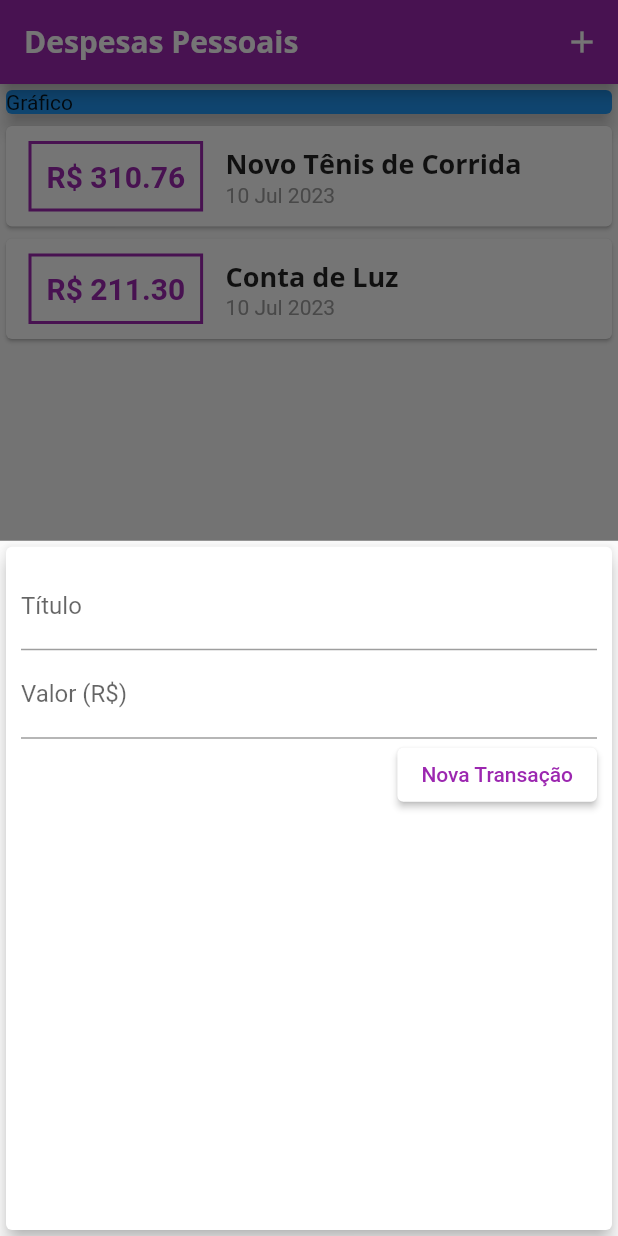
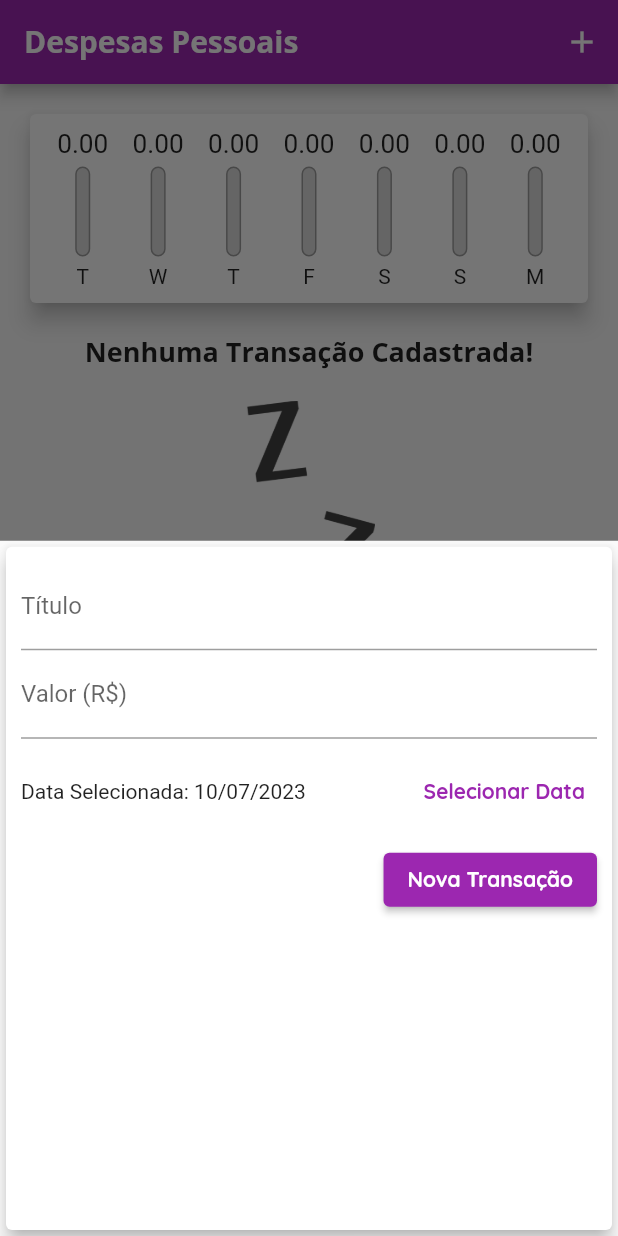
Before and after one commit to sergiomnds/personal-expenses-flutter, a Flutter app: the screen it shows after launch, after a tap on the "add" icon, on a phone screen of 412 x 824 dp. Run offline on Flutter 3.47's test engine with Material 2 defaults, Android fonts, the phone set to English and light mode, and no system bars; missing offline and left inert: dart:js_interop.

Commit message:
grafico, melhoria no modal, na lista

```diff
--- /dev/null
+++ b/lib/components/chart.dart
@@ -0,0 +1,67 @@
+import 'package:flutter/material.dart';
+import 'package:intl/intl.dart';
+import 'package:personal_expenses/components/chart_bar.dart';
+import '../models/transaction.dart';
+
+class Chart extends StatelessWidget {
+  final List<Transaction> recentTransaction;
+
+  const Chart(this.recentTransaction, {Key? key}) : super(key: key);
+
+  List<Map<String, Object>> get groupedTransactions {
+    return List.generate(7, (index) {
+      final weekDay = DateTime.now().subtract(
+        Duration(days: index),
+      );
+
+      double totalSum = 0.0;
+
+      for (var i = 0; i < recentTransaction.length; i++) {
+        bool sameDay = recentTransaction[i].date.day == weekDay.day;
+        bool sameMonth = recentTransaction[i].date.month == weekDay.month;
+        bool sameYear = recentTransaction[i].date.year == weekDay.year;
+
+        if (sameDay && sameMonth && sameYear) {
+          totalSum += recentTransaction[i].value;
+        }
+      }
+      return {
+        'day': DateFormat.E().format(weekDay)[0],
+        'value': totalSum,
+      };
+    }).reversed.toList();
+  }
+
+  double get _weekTotalValue {
+    return groupedTransactions.fold(0.0, (sum, tr) {
+      return sum + (tr['value'] as double);
+    });
+  }
+
+  @override
+  Widget build(BuildContext context) {
+    groupedTransactions;
+    return Card(
+      elevation: 6,
+      margin: const EdgeInsets.all(20),
+      child: Padding(
+        padding: const EdgeInsets.all(10),
+        child: Row(
+          mainAxisAlignment: MainAxisAlignment.spaceAround,
+          children: groupedTransactions.map((tr) {
+            return Flexible(
+              fit: FlexFit.tight,
+              child: ChartBar(
+                label: tr['day'] as String,
+                value: tr['value'] as double,
+                percentage: _weekTotalValue == 0
+                    ? 0
+                    : (tr['value'] as double) / _weekTotalValue,
+              ),
+            );
+          }).toList(),
+        ),
+      ),
+    );
+  }
+}
--- /dev/null
+++ b/lib/components/chart_bar.dart
@@ -0,0 +1,59 @@
+import 'package:flutter/material.dart';
+
+class ChartBar extends StatelessWidget {
+  final String? label;
+  final double? value;
+  final double? percentage;
+
+  const ChartBar({
+    this.label,
+    this.value,
+    this.percentage,
+    Key? key,
+  }) : super(key: key);
+
+  @override
+  Widget build(BuildContext context) {
+    return Column(
+      children: [
+        SizedBox(
+          height: 20,
+          child: FittedBox(
+            child: Text('${value!.toStringAsFixed(2)}'),
+          ),
+        ),
+        const SizedBox(height: 5),
+        SizedBox(
+          height: 60,
+          width: 10,
+          child: Stack(
+            alignment: Alignment.bottomCenter,
+            children: <Widget>[
+              Container(
+                decoration: BoxDecoration(
+                  border: Border.all(
+                    color: Colors.grey,
+                    width: 1.0,
+                  ),
+                  color: const Color.fromRGBO(220, 220, 220, 1),
+                  borderRadius: BorderRadius.circular(5),
+                ),
+              ),
+              FractionallySizedBox(
+                heightFactor: percentage,
+                child: Container(
+                  decoration: BoxDecoration(
+                    color: Theme.of(context).colorScheme.primary,
+                    borderRadius: BorderRadius.circular(5),
+                  ),
+                ),
+              ),
+            ],
+          ),
+        ),
+        const SizedBox(height: 5),
+        Text(label!),
+      ],
+    );
+  }
+}
--- a/lib/components/transaction_form.dart
+++ b/lib/components/transaction_form.dart
@@ -1,7 +1,10 @@
+import 'dart:js_interop';
+
 import 'package:flutter/material.dart';
+import 'package:intl/intl.dart';
 
 class TransactionForm extends StatefulWidget {
-  final void Function(String, double) onSubmit;
+  final void Function(String, double, DateTime) onSubmit;
 
   const TransactionForm({super.key, required this.onSubmit});
 
@@ -10,19 +13,36 @@ class TransactionForm extends StatefulWidget {
 }
 
 class _TransactionFormState extends State<TransactionForm> {
-  final titleController = TextEditingController();
-
-  final valueController = TextEditingController();
+  final _titleController = TextEditingController();
+  final _valueController = TextEditingController();
+  DateTime _selectedDate = DateTime.now();
 
   _submitForm() {
-    final title = titleController.text;
-    final value = double.tryParse(valueController.text) ?? 0.0;
+    final title = _titleController.text;
+    final value = double.tryParse(_valueController.text) ?? 0.0;
 
-    if (title.isEmpty || value <= 0) {
+    if (title.isEmpty || value <= 0 || _selectedDate == null) {
       return;
     }
 
-    widget.onSubmit(title, value);
+    widget.onSubmit(title, value, _selectedDate!);
+  }
+
+  _showDatePicker() {
+    showDatePicker(
+      context: context,
+      initialDate: DateTime.now(),
+      firstDate: DateTime(2019),
+      lastDate: DateTime.now(),
+    ).then((pickedDate) {
+      if (pickedDate == null) {
+        return;
+      }
+
+      setState(() {
+        _selectedDate = pickedDate;
+      });
+    });
   }
 
   @override
@@ -34,14 +54,14 @@ class _TransactionFormState extends State<TransactionForm> {
         child: Column(
           children: [
             TextField(
-              controller: titleController,
+              controller: _titleController,
               onSubmitted: (_) => _submitForm(),
               decoration: const InputDecoration(
                 labelText: "Título",
               ),
             ),
             TextField(
-              controller: valueController,
+              controller: _valueController,
               keyboardType:
                   const TextInputType.numberWithOptions(decimal: true),
               onSubmitted: (_) => _submitForm(),
@@ -49,13 +69,37 @@ class _TransactionFormState extends State<TransactionForm> {
                 labelText: 'Valor (R\$)',
               ),
             ),
+            SizedBox(
+              height: 70,
+              child: Row(
+                children: [
+                  Expanded(
+                    child: Text(
+                      _selectedDate == null
+                          ? 'Nenhuma data Selecionada!'
+                          : 'Data Selecionada: ${DateFormat('dd/MM/y').format(_selectedDate!)}',
+                    ),
+                  ),
+                  TextButton(
+                    onPressed: _showDatePicker,
+                    child: const Text(
+                      'Selecionar Data',
+                      style: TextStyle(
+                        fontWeight: FontWeight.bold,
+                      ),
+                    ),
+                  )
+                ],
+              ),
+            ),
             Row(
               mainAxisAlignment: MainAxisAlignment.end,
               children: [
                 ElevatedButton(
                   style: ElevatedButton.styleFrom(
-                    foregroundColor: Colors.purple,
-                    backgroundColor: Colors.white,
+                    foregroundColor:
+                        Theme.of(context).textTheme.labelLarge?.color,
+                    backgroundColor: Theme.of(context).colorScheme.primary,
                   ),
                   onPressed: _submitForm,
                   child: const Text(
--- a/lib/components/transaction_list.dart
+++ b/lib/components/transaction_list.dart
@@ -11,52 +11,51 @@ class TransactionList extends StatelessWidget {
   Widget build(BuildContext context) {
     return SizedBox(
       height: 300,
-      child: ListView.builder(
+      child: transactions.isEmpty
+          ? Column(
+              children: [
+                Text(
+                  'Nenhuma Transação Cadastrada!',
+                  style: Theme.of(context).textTheme.titleLarge,
+                ),
+                const SizedBox(
+                  height: 20,
+                ),
+                SizedBox(
+                  height: 200,
+                  child: Image.asset(
+                    'assets/images/waiting.png',
+                    fit: BoxFit.cover,
+                  ),
+                )
+              ],
+            )
+          : ListView.builder(
               itemCount: transactions.length,
               itemBuilder: (context, index) {
                 final tr = transactions[index];
                 return Card(
-            child: Row(
-              children: [
-                Container(
+                  elevation: 5,
                   margin: const EdgeInsets.symmetric(
-                    horizontal: 15,
-                    vertical: 10,
+                    vertical: 8,
+                    horizontal: 5,
                   ),
-                  decoration: BoxDecoration(
-                    border: Border.all(
-                      color: Theme.of(context).colorScheme.primary,
-                      width: 2,
-                    ),
-                  ),
-                  padding: const EdgeInsets.all(10),
-                  child: Text(
-                    'R\$ ${tr.value.toStringAsFixed(2)}',
-                    style: TextStyle(
-                      fontWeight: FontWeight.bold,
-                      fontSize: 20,
-                      color: Theme.of(context).colorScheme.primary,
+                  child: ListTile(
+                    leading: CircleAvatar(
+                      backgroundColor: Theme.of(context).colorScheme.primary,
+                      radius: 30,
+                      child: Padding(
+                        padding: const EdgeInsets.all(6),
+                        child: FittedBox(
+                          child: Text('R\$${tr.value}'),
                         ),
                       ),
                     ),
-                Column(
-                  crossAxisAlignment: CrossAxisAlignment.start,
-                  children: [
-                    Text(tr.title, style: Theme.of(context).textTheme.titleLarge
-                        // style: const TextStyle(
-                        //   fontSize: 16,
-                        //   fontWeight: FontWeight.bold,
-                        // ),
+                    title: Text(
+                      tr.title,
+                      style: Theme.of(context).textTheme.titleLarge,
                     ),
-                    Text(
-                      DateFormat('d MMM y').format(tr.date),
-                      style: const TextStyle(
-                        color: Colors.grey,
-                      ),
-                    ),
-                  ],
-                )
-              ],
+                    subtitle: Text(DateFormat('d MMM y').format(tr.date)),
                   ),
                 );
               },
--- a/lib/main.dart
+++ b/lib/main.dart
@@ -3,16 +3,16 @@ import 'package:flutter/material.dart';
 import 'package:personal_expenses/components/transaction_form.dart';
 import 'package:personal_expenses/components/transaction_list.dart';
 import '../models/transaction.dart';
+import 'components/chart.dart';
 
-main() => runApp(const ExpensesApp());
+main() => runApp(ExpensesApp());
 
 class ExpensesApp extends StatelessWidget {
-  const ExpensesApp({Key? key}) : super(key: key);
+  ExpensesApp({Key? key}) : super(key: key);
+  final ThemeData theme = ThemeData();
 
   @override
   Widget build(BuildContext context) {
-    final ThemeData theme = ThemeData();
-
     return MaterialApp(
       home: const MyHomePage(),
       theme: ThemeData(
@@ -25,6 +25,10 @@ class ExpensesApp extends StatelessWidget {
               titleLarge: const TextStyle(
                 fontFamily: 'OpenSans',
                 fontSize: 18,
+                fontWeight: FontWeight.bold,
+              ),
+              labelLarge: const TextStyle(
+                color: Colors.white,
                 fontWeight: FontWeight.bold,
               ),
             ),
@@ -48,27 +52,22 @@ class MyHomePage extends StatefulWidget {
 }
 
 class _MyHomePageState extends State<MyHomePage> {
-  final _transactions = [
-    Transaction(
-      id: 't1',
-      title: 'Novo Tênis de Corrida',
-      value: 310.76,
-      date: DateTime.now(),
-    ),
-    Transaction(
-      id: 't2',
-      title: 'Conta de Luz',
-      value: 211.30,
-      date: DateTime.now(),
-    ),
-  ];
+  final List<Transaction> _transactions = [];
 
-  _addTransaction(String title, double value) {
+  List<Transaction> get _recentTransactions {
+    return _transactions.where((tr) {
+      return tr.date.isAfter(DateTime.now().subtract(
+        const Duration(days: 7),
+      ));
+    }).toList();
+  }
+
+  _addTransaction(String title, double value, DateTime date) {
     final newTransaction = Transaction(
       id: Random().nextDouble().toString(),
       title: title,
       value: value,
-      date: DateTime.now(),
+      date: date,
     );
 
     setState(() {
@@ -105,13 +104,7 @@ class _MyHomePageState extends State<MyHomePage> {
         child: Column(
           crossAxisAlignment: CrossAxisAlignment.stretch,
           children: [
-            const SizedBox(
-              child: Card(
-                color: Colors.blue,
-                elevation: 5,
-                child: Text('Gráfico'),
-              ),
-            ),
+            Chart(_recentTransactions),
             TransactionList(transactions: _transactions),
           ],
         ),
--- a/pubspec.yaml
+++ b/pubspec.yaml
@@ -60,9 +60,8 @@ flutter:
   uses-material-design: true
 
   # To add assets to your application, add an assets section, like this:
-  # assets:
-  #   - images/a_dot_burr.jpeg
-  #   - images/a_dot_ham.jpeg
+  assets:
+    - assets/images/waiting.png
 
   # An image asset can refer to one or more resolution-specific "variants", see
   # https://flutter.dev/assets-and-images/#resolution-aware
```
Also changed, not shown: assets/images/waiting.png (added). Lines whose indentation alone changed are shown as unchanged.
